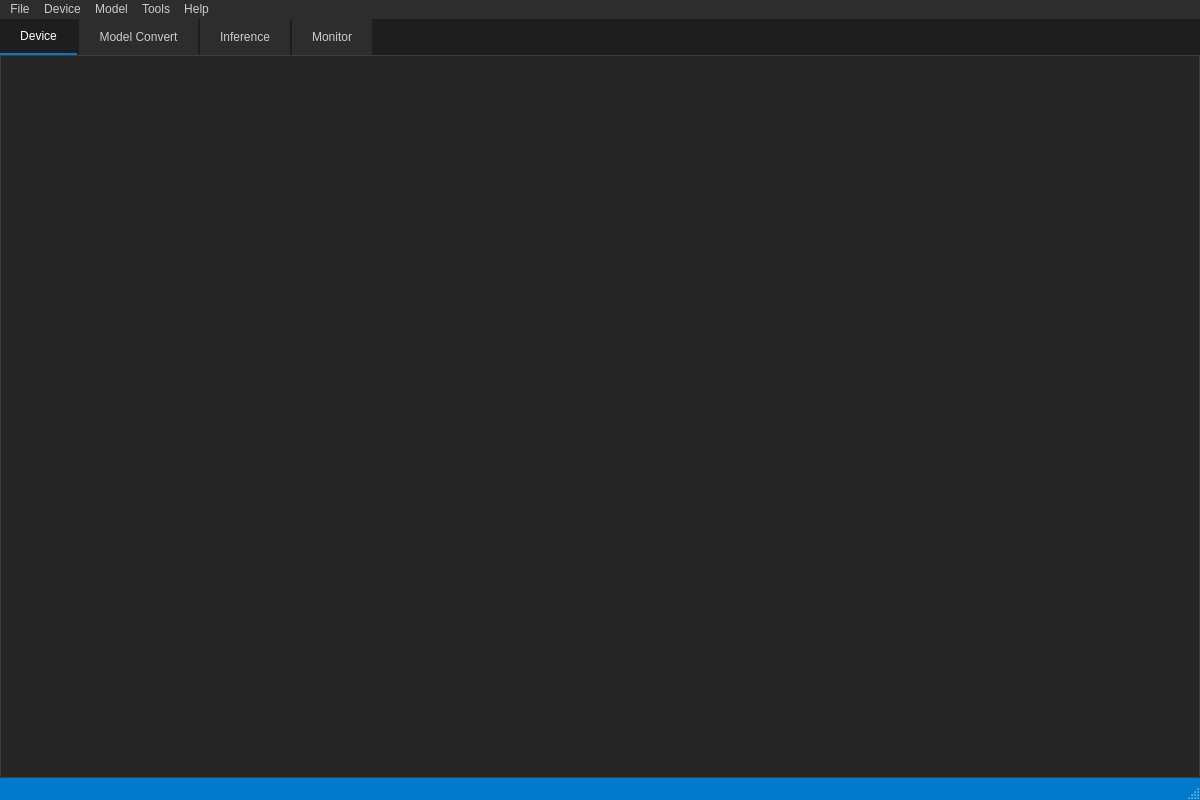
kuks2309/Hailo-H8, file HailoRT-Ui/ui/main_window.ui: the form before one commit.
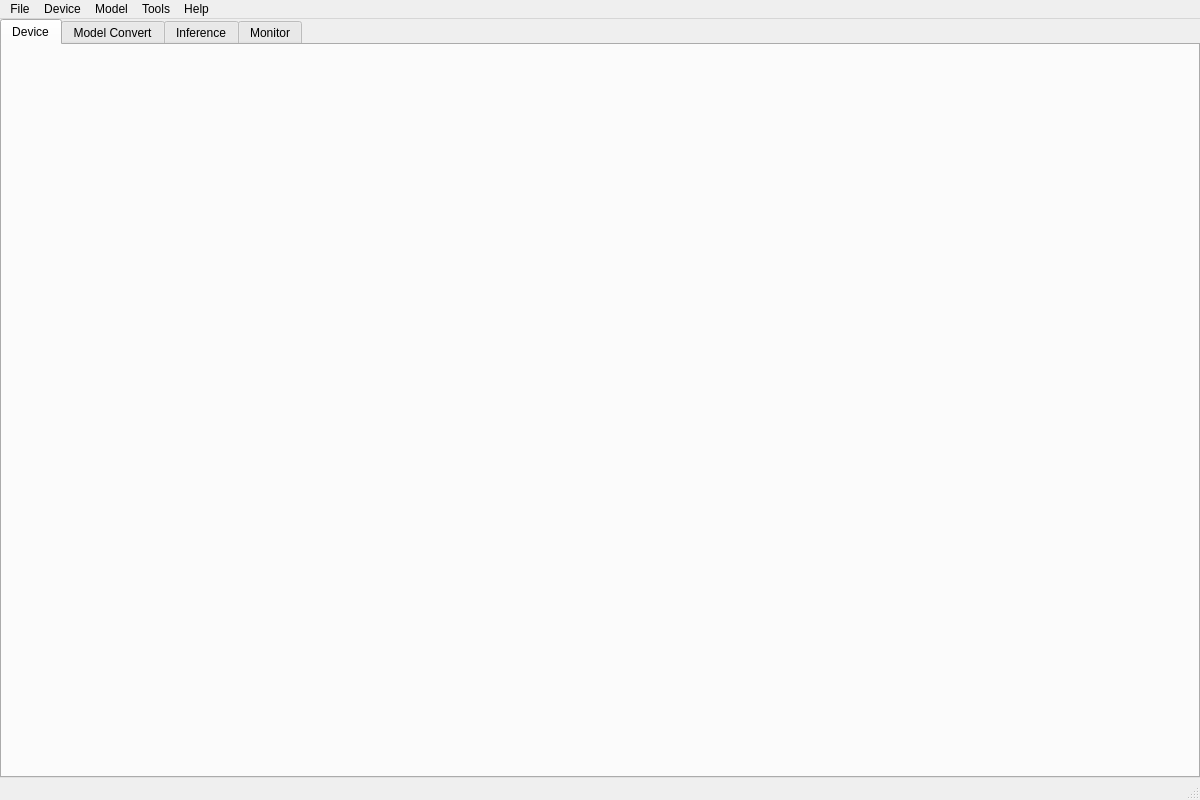
The form after the commit.

```diff
--- a/HailoRT-Ui/ui/main_window.ui
+++ b/HailoRT-Ui/ui/main_window.ui
@@ -13,31 +13,6 @@
   <property name="windowTitle">
    <string>Hailo-H8 Control Panel</string>
   </property>
-  <property name="styleSheet">
-   <string notr="true">
-    QMainWindow {
-      background-color: #1e1e1e;
-    }
-    QTabWidget::pane {
-      border: 1px solid #3c3c3c;
-      background-color: #252526;
-    }
-    QTabBar::tab {
-      background-color: #2d2d2d;
-      color: #cccccc;
-      padding: 10px 20px;
-      margin-right: 2px;
-    }
-    QTabBar::tab:selected {
-      background-color: #1e1e1e;
-      color: #ffffff;
-      border-bottom: 2px solid #007acc;
-    }
-    QTabBar::tab:hover {
-      background-color: #3c3c3c;
-    }
-   </string>
-  </property>
   <widget class="QWidget" name="centralwidget">
    <layout class="QVBoxLayout" name="verticalLayout">
     <property name="spacing">
@@ -93,24 +68,6 @@
      <height>25</height>
     </rect>
    </property>
-   <property name="styleSheet">
-    <string notr="true">
-     QMenuBar {
-       background-color: #2d2d2d;
-       color: #cccccc;
-     }
-     QMenuBar::item:selected {
-       background-color: #3c3c3c;
-     }
-     QMenu {
-       background-color: #2d2d2d;
-       color: #cccccc;
-     }
-     QMenu::item:selected {
-       background-color: #007acc;
-     }
-    </string>
-   </property>
    <widget class="QMenu" name="menuFile">
     <property name="title">
      <string>File</string>
@@ -153,16 +110,7 @@
    <addaction name="menuTools"/>
    <addaction name="menuHelp"/>
   </widget>
-  <widget class="QStatusBar" name="statusbar">
-   <property name="styleSheet">
-    <string notr="true">
-     QStatusBar {
-       background-color: #007acc;
-       color: white;
-     }
-    </string>
-   </property>
-  </widget>
+  <widget class="QStatusBar" name="statusbar"/>
   <action name="actionOpen">
    <property name="text">
     <string>Open</string>
```
